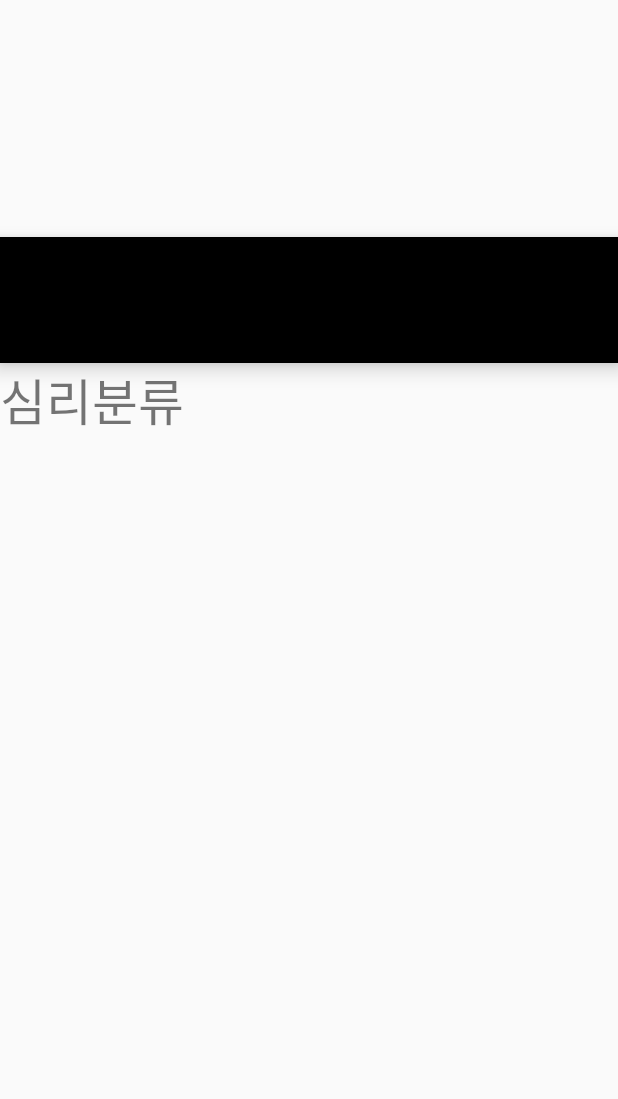
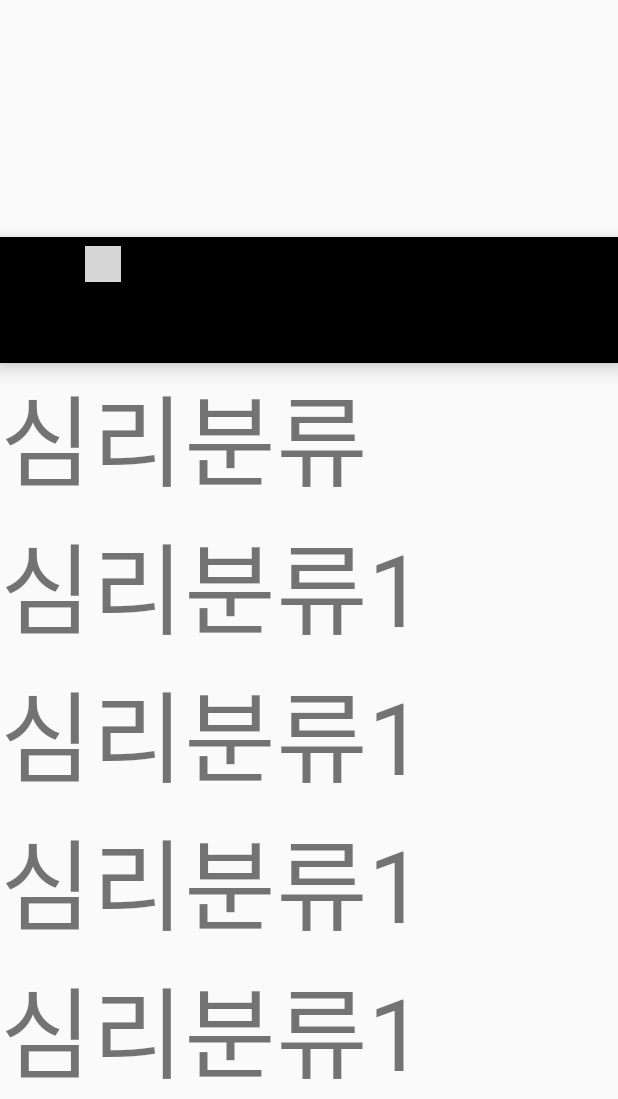
Before and after one commit to harry123492/Counselor, an Android app: the screen it shows after launch (MainActivity), on a phone screen of 412 x 824 dp, the part 137-1236 px from its top. Run offline under Robolectric (Android 15) with nearby library versions, the phone set to English and light mode, and no system bars; grey boxes are pictures that could not be loaded.

Commit message:
텍스트뷰 스크롤 가능하게 했습니당

```diff
--- a/app/src/main/java/com/example/counselor/Hearing.java
+++ b/app/src/main/java/com/example/counselor/Hearing.java
@@ -20,4 +20,5 @@ public class Hearing extends Fragment {
 
         return view;
     }
+
 }
--- a/app/src/main/res/layout/casino.xml
+++ b/app/src/main/res/layout/casino.xml
@@ -13,4 +13,6 @@
         android:text="중독분류"
         android:textSize="50px"/>-->
 
+
+
 </LinearLayout>
--- a/app/src/main/res/layout/hearing.xml
+++ b/app/src/main/res/layout/hearing.xml
@@ -5,12 +5,94 @@
     xmlns:tools="http://schemas.android.com/tools"
     android:orientation="vertical">
 
-    <TextView
-        android:layout_width="wrap_content"
-        android:layout_height="wrap_content"
-        android:text="심리분류"
-        android:textSize="50px"/>
+    <ScrollView
+        android:layout_width="match_parent"
+        android:layout_height="wrap_content">
+
+        <LinearLayout
+            android:layout_width="match_parent"
+            android:layout_height="wrap_content"
+            android:orientation="vertical">
+            <TextView
+                android:layout_width="wrap_content"
+                android:layout_height="wrap_content"
+            android:text="심리분류"
+            android:textSize="100px"
+            />
+
+            <TextView
+                android:layout_width="wrap_content"
+                android:layout_height="wrap_content"
+                android:text="심리분류1"
+                android:textSize="100px"/>
+
+            <TextView
+                android:layout_width="wrap_content"
+                android:layout_height="wrap_content"
+                android:text="심리분류1"
+                android:textSize="100px"/>
+
+            <TextView
+                android:layout_width="wrap_content"
+                android:layout_height="wrap_content"
+                android:text="심리분류1"
+                android:textSize="100px"/>
+
+            <TextView
+                android:layout_width="wrap_content"
+                android:layout_height="wrap_content"
+                android:text="심리분류1"
+                android:textSize="100px"/>
+
+            <TextView
+                android:layout_width="wrap_content"
+                android:layout_height="wrap_content"
+                android:text="심리분류1"
+                android:textSize="100px"/>
+
+            <TextView
+                android:layout_width="wrap_content"
+                android:layout_height="wrap_content"
+                android:text="심리분류1"
+                android:textSize="100px"/>
+
+            <TextView
+                android:layout_width="wrap_content"
+                android:layout_height="wrap_content"
+                android:text="심리분류1"
+                android:textSize="100px"/>
+
+            <TextView
+                android:layout_width="wrap_content"
+                android:layout_height="wrap_content"
+                android:text="심리분류1"
+                android:textSize="100px"/>
+
+            <TextView
+                android:layout_width="wrap_content"
+                android:layout_height="wrap_content"
+                android:text="심리분류1"
+                android:textSize="100px"/>
+
+            <TextView
+                android:layout_width="wrap_content"
+                android:layout_height="wrap_content"
+                android:text="심리분류1"
+                android:textSize="100px"/>
+
+            <TextView
+                android:layout_width="wrap_content"
+                android:layout_height="wrap_content"
+                android:text="심리분류1"
+                android:textSize="100px"/>
 
 
 
+            <!--<ListView
+            android:id="@+id/list1"
+            android:layout_width="match_parent"
+            android:layout_height="wrap_content" />-->
+
+        </LinearLayout>
+    </ScrollView>
 </LinearLayout>
--- a/app/src/main/res/menu/menu_bar.xml
+++ b/app/src/main/res/menu/menu_bar.xml
@@ -3,7 +3,7 @@
     <item
         android:id="@+id/action_accessible"
         android:enabled="true"
-        android:icon="@drawable/ic_baseline_accessibility_24"
+        android:icon="@drawable/ic_baseline_favorite_24"
         android:title="심리" />
 
     <item
```
Also changed, not shown: app/src/main/java/com/example/counselor/MainActivity.java (+21 -0 lines).
